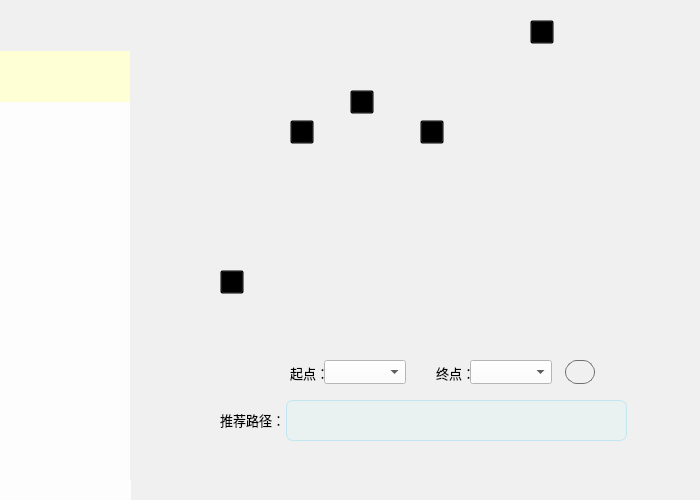
First picture: the form in mainwindow.ui, repository libercoinx/schoolGuid, before the edit.
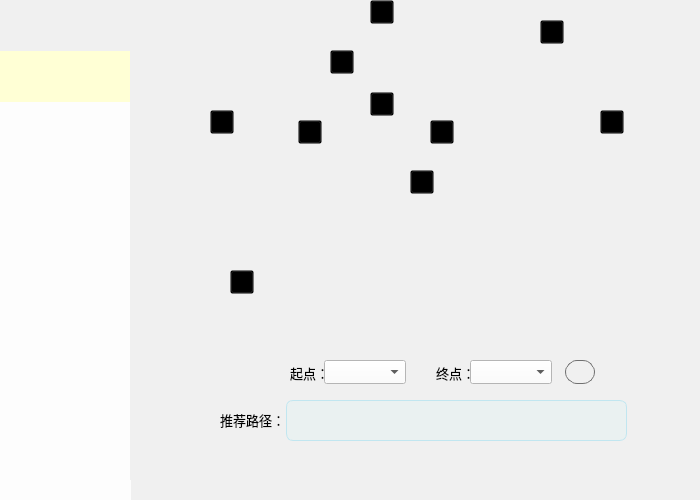
Second picture: the form after the edit. Icons and pictures are not drawn.

Patch:
```diff
--- a/mainwindow.ui
+++ b/mainwindow.ui
@@ -140,7 +140,7 @@
     <widget class="QPushButton" name="site_4">
      <property name="geometry">
       <rect>
-       <x>150</x>
+       <x>158</x>
        <y>130</y>
        <width>24</width>
        <height>24</height>
@@ -160,7 +160,7 @@
     <widget class="QPushButton" name="map">
      <property name="geometry">
       <rect>
-       <x>-51</x>
+       <x>-40</x>
        <y>-7</y>
        <width>621</width>
        <height>351</height>
@@ -179,7 +179,7 @@
     <widget class="QPushButton" name="site_1">
      <property name="geometry">
       <rect>
-       <x>280</x>
+       <x>290</x>
        <y>130</y>
        <width>24</width>
        <height>24</height>
@@ -212,8 +212,8 @@
     <widget class="QPushButton" name="site_3">
      <property name="geometry">
       <rect>
-       <x>210</x>
-       <y>100</y>
+       <x>230</x>
+       <y>102</y>
        <width>24</width>
        <height>24</height>
       </rect>
@@ -232,7 +232,7 @@
     <widget class="QPushButton" name="site_2">
      <property name="geometry">
       <rect>
-       <x>390</x>
+       <x>400</x>
        <y>30</y>
        <width>24</width>
        <height>24</height>
@@ -301,7 +301,7 @@
     <widget class="QPushButton" name="site_0">
      <property name="geometry">
       <rect>
-       <x>80</x>
+       <x>90</x>
        <y>280</y>
        <width>24</width>
        <height>24</height>
@@ -352,6 +352,106 @@
       </size>
      </property>
     </widget>
+    <widget class="QPushButton" name="site_5">
+     <property name="geometry">
+      <rect>
+       <x>70</x>
+       <y>120</y>
+       <width>24</width>
+       <height>24</height>
+      </rect>
+     </property>
+     <property name="cursor">
+      <cursorShape>PointingHandCursor</cursorShape>
+     </property>
+     <property name="styleSheet">
+      <string notr="true">image: url(:/images/img/position.png);
+background-color: transparent;</string>
+     </property>
+     <property name="text">
+      <string/>
+     </property>
+    </widget>
+    <widget class="QPushButton" name="site_6">
+     <property name="geometry">
+      <rect>
+       <x>270</x>
+       <y>180</y>
+       <width>24</width>
+       <height>24</height>
+      </rect>
+     </property>
+     <property name="cursor">
+      <cursorShape>PointingHandCursor</cursorShape>
+     </property>
+     <property name="styleSheet">
+      <string notr="true">image: url(:/images/img/position.png);
+background-color: transparent;</string>
+     </property>
+     <property name="text">
+      <string/>
+     </property>
+    </widget>
+    <widget class="QPushButton" name="site_7">
+     <property name="geometry">
+      <rect>
+       <x>190</x>
+       <y>60</y>
+       <width>24</width>
+       <height>24</height>
+      </rect>
+     </property>
+     <property name="cursor">
+      <cursorShape>PointingHandCursor</cursorShape>
+     </property>
+     <property name="styleSheet">
+      <string notr="true">image: url(:/images/img/position.png);
+background-color: transparent;</string>
+     </property>
+     <property name="text">
+      <string/>
+     </property>
+    </widget>
+    <widget class="QPushButton" name="site_8">
+     <property name="geometry">
+      <rect>
+       <x>230</x>
+       <y>10</y>
+       <width>24</width>
+       <height>24</height>
+      </rect>
+     </property>
+     <property name="cursor">
+      <cursorShape>PointingHandCursor</cursorShape>
+     </property>
+     <property name="styleSheet">
+      <string notr="true">image: url(:/images/img/position.png);
+background-color: transparent;</string>
+     </property>
+     <property name="text">
+      <string/>
+     </property>
+    </widget>
+    <widget class="QPushButton" name="site_9">
+     <property name="geometry">
+      <rect>
+       <x>460</x>
+       <y>120</y>
+       <width>24</width>
+       <height>24</height>
+      </rect>
+     </property>
+     <property name="cursor">
+      <cursorShape>PointingHandCursor</cursorShape>
+     </property>
+     <property name="styleSheet">
+      <string notr="true">image: url(:/images/img/position.png);
+background-color: transparent;</string>
+     </property>
+     <property name="text">
+      <string/>
+     </property>
+    </widget>
     <zorder>text_2</zorder>
     <zorder>map</zorder>
     <zorder>site_1</zorder>
@@ -365,6 +465,11 @@
     <zorder>pathText</zorder>
     <zorder>site_4</zorder>
     <zorder>searchButton</zorder>
+    <zorder>site_5</zorder>
+    <zorder>site_6</zorder>
+    <zorder>site_7</zorder>
+    <zorder>site_8</zorder>
+    <zorder>site_9</zorder>
    </widget>
    <widget class="QLabel" name="label">
     <property name="geometry">
@@ -464,9 +569,7 @@
       <cursorShape>PointingHandCursor</cursorShape>
      </property>
      <property name="styleSheet">
-      <string notr="true">
-
-</string>
+      <string notr="true"/>
      </property>
      <property name="text">
       <string/>
```
